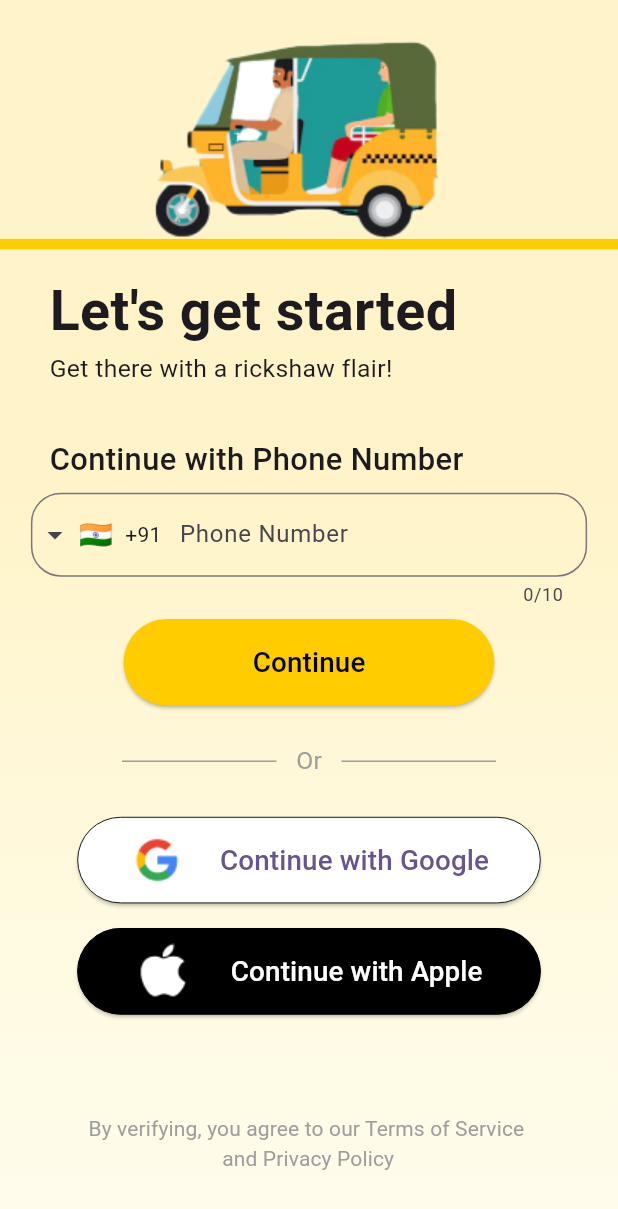
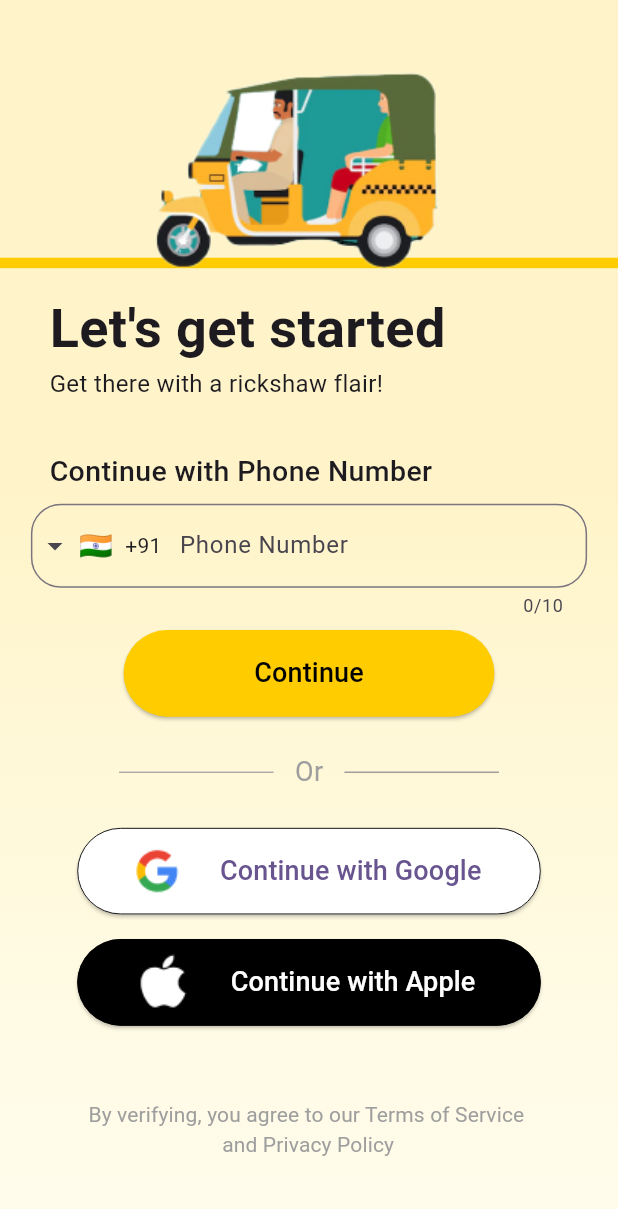
Before and after one commit to aakriti-jaluria/AutoSearch, a Flutter app: the screen it shows after launch, on a phone screen of 412 x 824 dp. Shown: the top 1209 px of the screen. Run offline on Flutter 3.47's test engine with Material 3 defaults, Android fonts, the phone set to English and light mode, and no system bars; drawn by our look-alikes of intl_phone_field; our stand-ins replace pinput.

Commit message:
Required Changes are made

```diff
--- a/lib/login_page.dart
+++ b/lib/login_page.dart
@@ -23,9 +23,10 @@ class _LoginPageState extends State<LoginPage> {
     String completePhoneNumber = '';
 
     return Scaffold(
-      body: Container(
-        width: double.infinity,
-        height: double.infinity,
+      body: Center(
+        child: Container(
+          width: screenWidth,
+          height: screenHeight,
           decoration: BoxDecoration(
             gradient: LinearGradient(
               colors: [
@@ -40,12 +41,15 @@ class _LoginPageState extends State<LoginPage> {
           child: SingleChildScrollView(
             child: Column(
               children: [
+
+                SizedBox(height: screenHeight*0.035,),
+
                 Stack(
                   children: [
                     Positioned(
                       left: 0,
                       right: 0,
-                    bottom: 15,
+                      bottom: screenHeight*0.018,
                       child: Center(
                         child: Container(
                           width: double.infinity,
@@ -55,8 +59,9 @@ class _LoginPageState extends State<LoginPage> {
                       ),
                     ),
                     Container(
-                    height: screenWidth * 0.44, // Adjusted height to be responsive
-                    width: double.infinity,
+                      //color: Colors.red,
+                      height: screenHeight * 0.20, // Adjusted height to be responsive
+                      width: screenWidth,
                       child: Image.asset('assets/images/auto.png'),
                     ),
                   ],
@@ -70,7 +75,7 @@ class _LoginPageState extends State<LoginPage> {
                       padding: EdgeInsets.symmetric(horizontal: screenWidth * 0.08),
                       child: Text(
                         "Let's get started",
-                      style: TextStyle(fontSize: screenWidth * 0.09, fontWeight: FontWeight.bold),
+                        style: TextStyle(fontSize: 36, fontWeight: FontWeight.bold),
                       ),
                     ),
                   ],
@@ -82,7 +87,7 @@ class _LoginPageState extends State<LoginPage> {
                       padding: EdgeInsets.symmetric(horizontal: screenWidth * 0.08),
                       child: Text(
                         "Get there with a rickshaw flair!",
-                      style: TextStyle(fontSize: screenWidth * 0.04),
+                        style: TextStyle(fontSize: 16),
                       ),
                     ),
                   ],
@@ -96,7 +101,7 @@ class _LoginPageState extends State<LoginPage> {
                       padding: EdgeInsets.symmetric(horizontal: screenWidth * 0.08),
                       child: Text(
                         "Continue with Phone Number",
-                      style: TextStyle(fontSize: screenWidth * 0.05, fontWeight: FontWeight.w500),
+                        style: TextStyle(fontSize: 19, fontWeight: FontWeight.w500),
                       ),
                     ),
                   ],
@@ -139,7 +144,7 @@ class _LoginPageState extends State<LoginPage> {
                     },
                     child: Text(
                       'Continue',
-                    style: TextStyle(fontSize: screenWidth * 0.045, color: Colors.black),
+                      style: TextStyle(fontSize: 18, color: Colors.black),
                     ),
                   ),
                 ), // Continue Elevated Button
@@ -153,13 +158,13 @@ class _LoginPageState extends State<LoginPage> {
                     mainAxisAlignment: MainAxisAlignment.center,
                     children: [
                       Container(
-                      height: 1,
+                        height: screenHeight*0.001,
                         width: screenWidth * 0.25, // Responsive width
                         color: Colors.grey,
                       ),
                       Text(
                         '   Or   ',
-                      style: TextStyle(color: Colors.grey, fontSize: screenWidth * 0.04),
+                        style: TextStyle(color: Colors.grey, fontSize: 18),
                       ),
                       Container(
                         height: 1,
@@ -193,7 +198,7 @@ class _LoginPageState extends State<LoginPage> {
                         SizedBox(width: screenWidth * 0.03),
                         Text(
                           'Continue with Google',
-                        style: TextStyle(fontSize: screenWidth * 0.045),
+                          style: TextStyle(fontSize: 18),
                         ),
                       ],
                     ),
@@ -227,14 +232,14 @@ class _LoginPageState extends State<LoginPage> {
                         SizedBox(width: screenWidth * 0.03),
                         Text(
                           'Continue with Apple',
-                        style: TextStyle(fontSize: screenWidth * 0.045, color: Colors.white),
+                          style: TextStyle(fontSize: 18, color: Colors.white),
                         ),
                       ],
                     ),
                   ),
                 ), // Continue with Apple
 
-              SizedBox(height: screenHeight * 0.07), // Adjusted margin
+                SizedBox(height: screenHeight * 0.05), // Adjusted margin
 
                 Center(
                   child: TextButton(
@@ -245,8 +250,12 @@ class _LoginPageState extends State<LoginPage> {
                       style: TextStyle(color: Colors.grey, fontWeight: FontWeight.w400),
                     ),
                   ),
-              ), // Terms and conditions
+                ),
+
+                SizedBox(height: screenHeight * 0.03),
+                // Terms and conditions
               ],
+            ),
           ),
         ),
       ),
```
Lines whose indentation alone changed are shown as unchanged.
